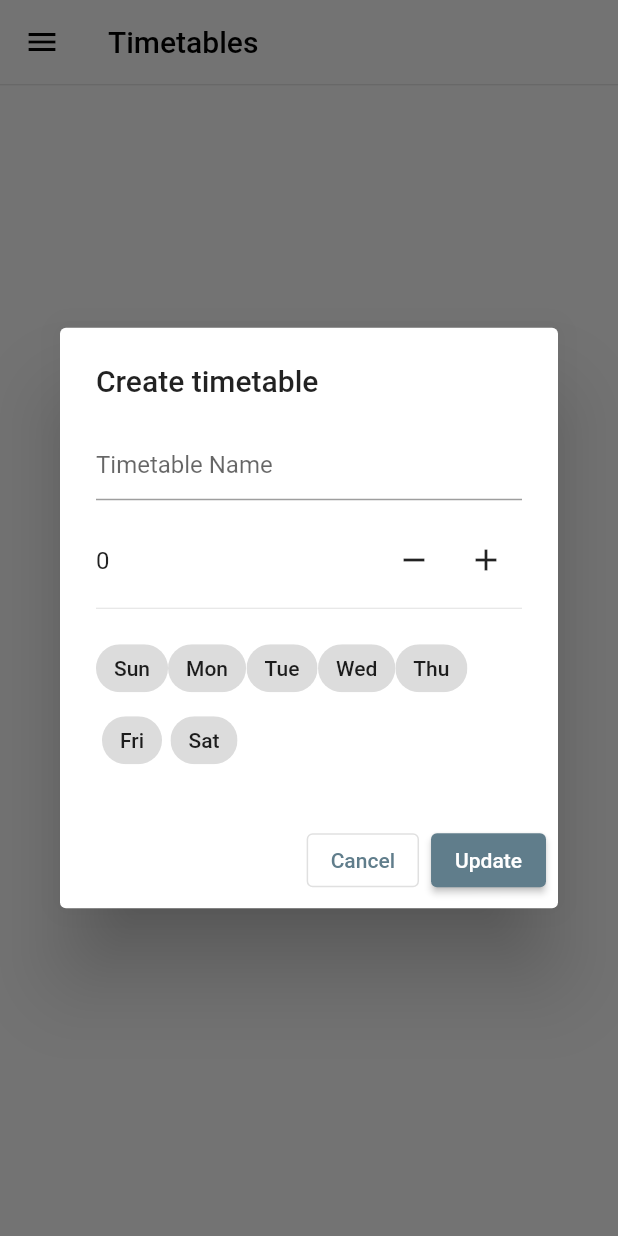
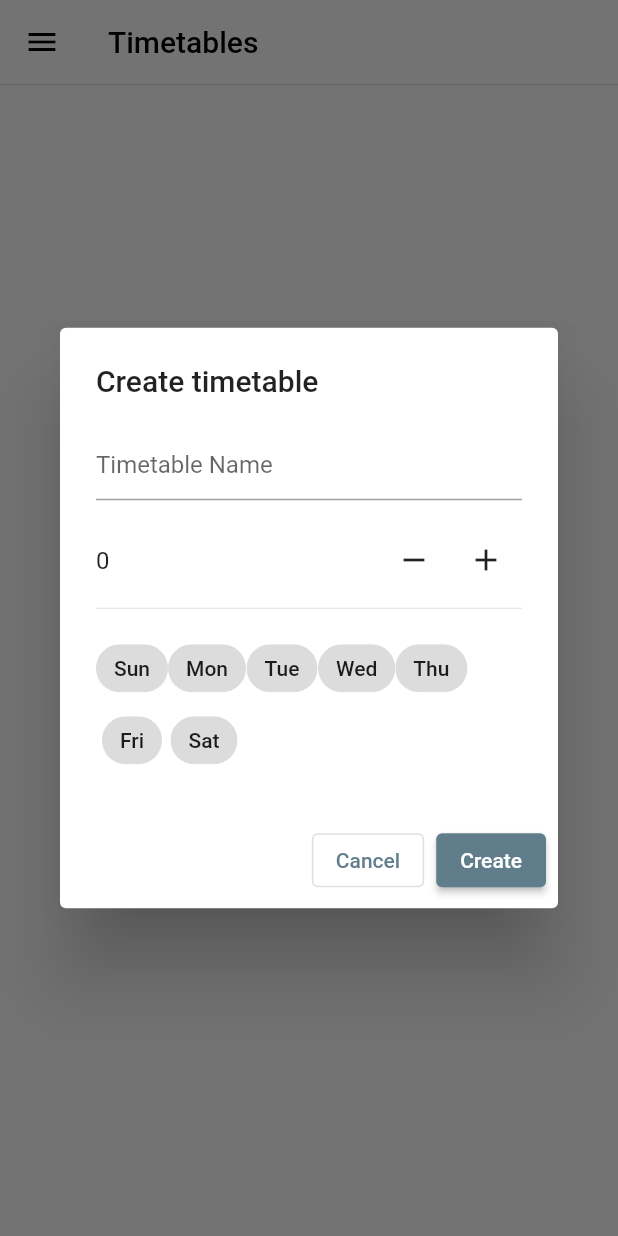
Before and after one commit to moko256/moko256timetable2, a Flutter app: the screen it shows after launch, on a phone screen of 412 x 824 dp. Run offline on Flutter 3.47's test engine with Material 2 defaults, Android fonts, the phone set to English and light mode, and no system bars; our stand-ins replace file_picker, flutter_layout_grid, flutter_riverpod, freezed_annotation, hive; missing offline and left inert: color_models; accounts and stored records are empty; generated files the repository leaves out were written again.

Commit message:
chore: add create button

```diff
--- a/lib/dialog_term_edit.dart
+++ b/lib/dialog_term_edit.dart
@@ -109,7 +109,9 @@ class DialogTermEdit extends ConsumerWidget {
           },
         ),
         ElevatedButton(
-          child: Text(AppLocale.of(context).action_update),
+          child: Text(forCreateNew
+              ? AppLocale.of(context).action_create
+              : AppLocale.of(context).action_update),
           onPressed: () {
             callback(model.state);
             Navigator.of(context).pop();
--- a/lib/l10n/app_en.arb
+++ b/lib/l10n/app_en.arb
@@ -2,6 +2,7 @@
     "app_name": "Timetables",
 
     "action_cancel": "Cancel",
+    "action_create": "Create",
     "action_update": "Update",
     "action_delete": "Delete",
 
--- a/lib/l10n/app_ja.arb
+++ b/lib/l10n/app_ja.arb
@@ -2,6 +2,7 @@
     "app_name": "時間割",
 
     "action_cancel": "キャンセル",
+    "action_create": "作成",
     "action_update": "更新",
     "action_delete": "削除",
 
```
